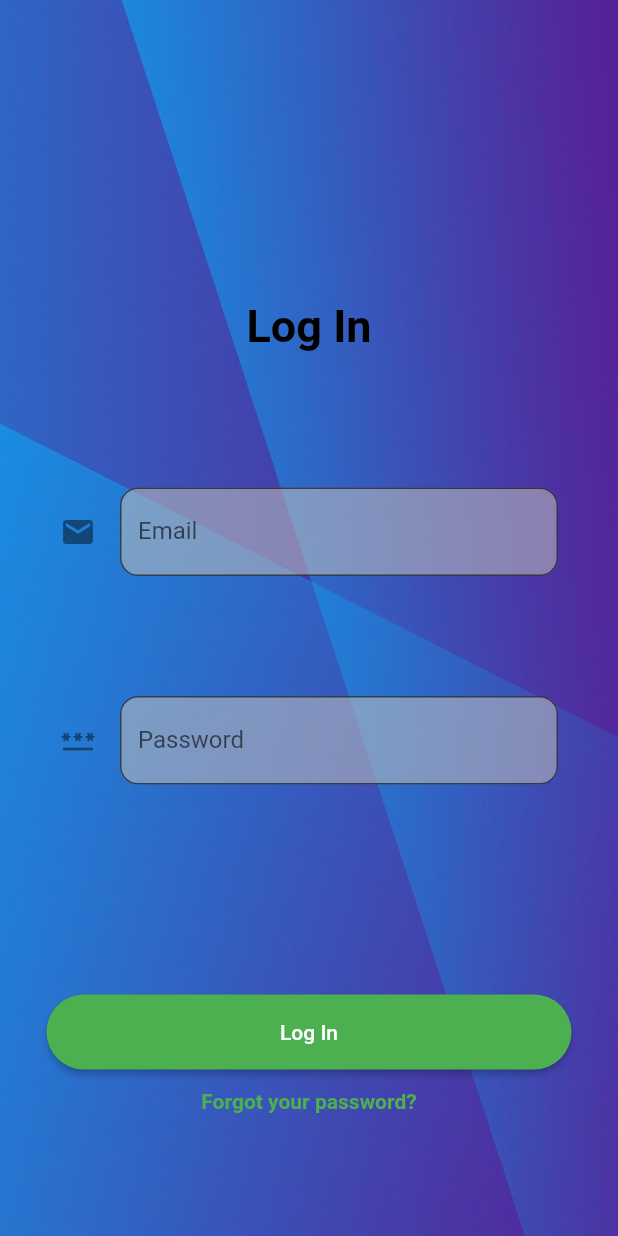
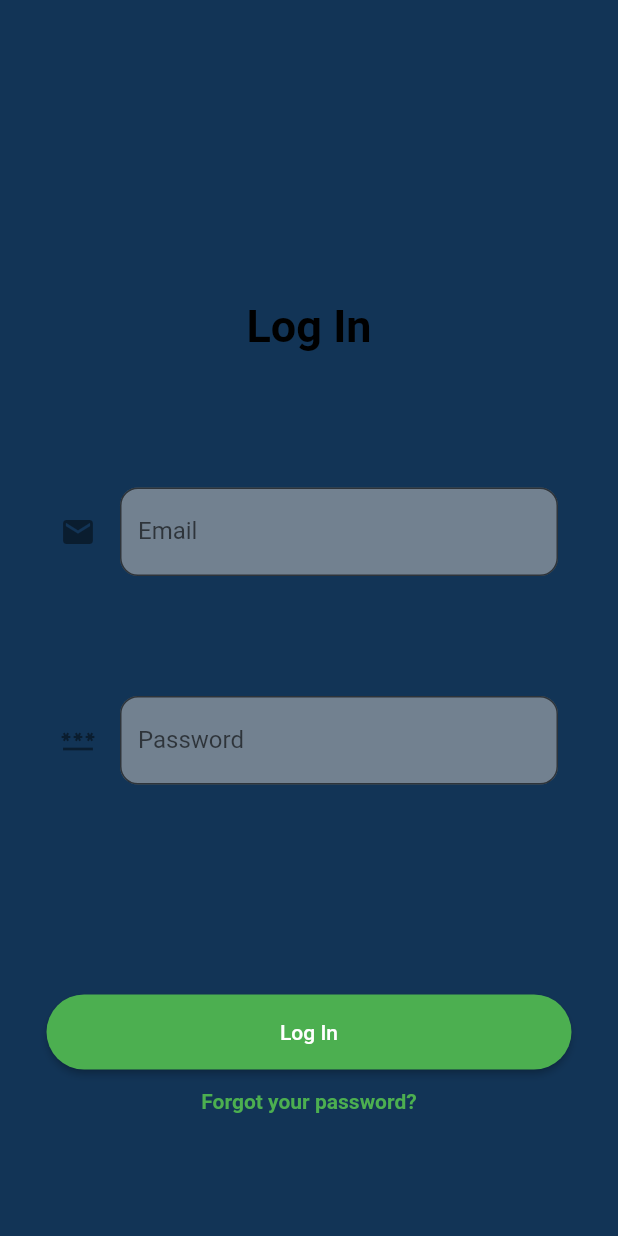
Before and after one commit to bedirhanayydin/Flutter-Application, a Flutter app: the screen it shows after launch, on a phone screen of 412 x 824 dp. Run offline on Flutter 3.47's test engine with Material 2 defaults, Android fonts, the phone set to English and light mode, and no system bars; Roboto replaces fonts that are missing (RobotoMono).

Commit message:
Initial Commit

```diff
--- a/lib/widgets/login_screen.dart
+++ b/lib/widgets/login_screen.dart
@@ -17,10 +17,10 @@ class _LoginScreenState extends State<LoginScreen> {
       body: Container(
         decoration: BoxDecoration(
           color: Color(0xff123456),
-          image: DecorationImage(
+          /* image: DecorationImage(
             fit: BoxFit.cover,
             image: AssetImage('assets/images/test.jpg'),
-          ),
+          ),*/
         ),
         child: Column(
           children: [
```
